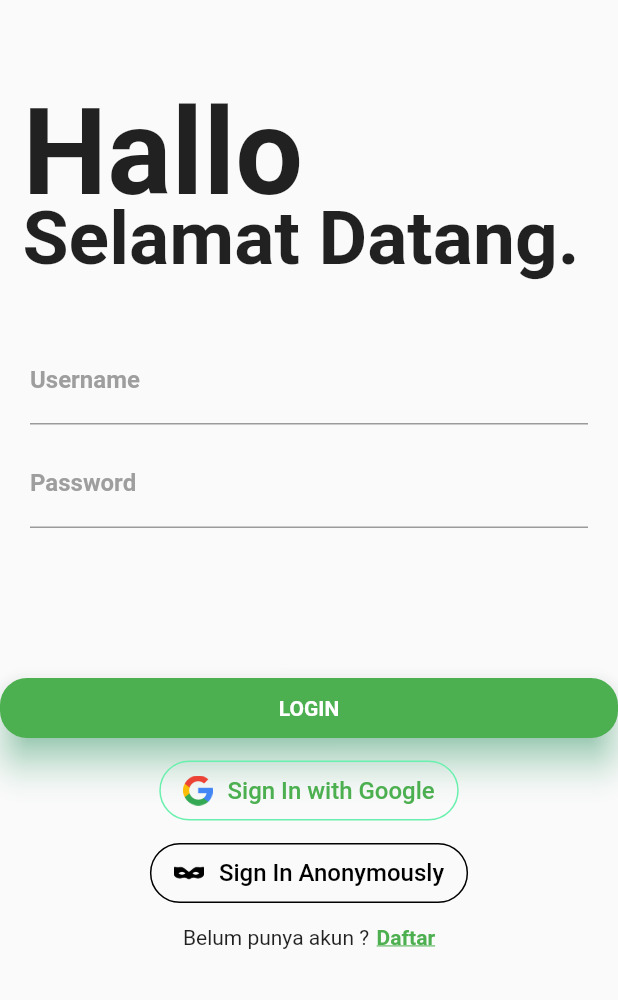
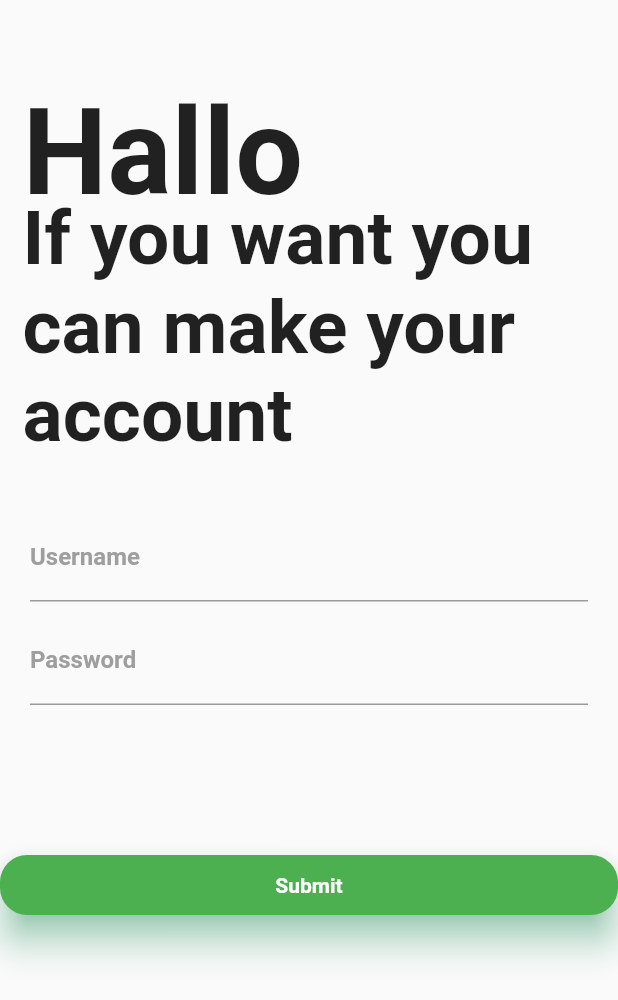
Before and after one commit to AgilRd/Praktik-MCC, a Flutter app: the screen it shows after launch, after a tap on "Daftar", on a phone screen of 412 x 824 dp. Shown: the top 1000 px of the screen. Run offline on Flutter 3.47's test engine with Material 2 defaults, Android fonts, the phone set to English and light mode, and no system bars; our stand-ins replace firebase_auth, firebase_database, flutter_spinkit, google_sign_in; accounts and stored records are empty; network calls fail; Roboto replaces fonts that are missing (Montserrat).

```diff
--- a/prak_mcca/lib/auth/auth.dart
+++ b/prak_mcca/lib/auth/auth.dart
@@ -25,7 +25,7 @@ Future<FirebaseUser> signInWithGoogle() async {
   return user;
 } //sign in with google
 
-Future signInAnon() async {
+Future<FirebaseUser> signInAnon() async {
   try {
     final AuthResult authResult = await _auth.signInAnonymously();
     final FirebaseUser user = authResult.user;
@@ -36,6 +36,12 @@ Future signInAnon() async {
   }
 } //sign in anonymously
 
-void signOutGoogle() async {
-  await googlesignin.signOut();
+
+//GET User Data
+Future getCurrnetUser() async {
+  return await _auth.currentUser();
 }
+
+ signOut() async {
+  return await _auth.signOut();
+}
--- a/prak_mcca/lib/database/database.dart
+++ b/prak_mcca/lib/database/database.dart
@@ -18,7 +18,7 @@ Future<List<Post>> getAllPosts() async {
   List<Post> posts = [];
   if (dataSnapshot.value != null) {
     dataSnapshot.value.forEach((key, value) {
-      Post post = createPost(value);
+      Post post = Post.createPost(value);
       post.setID(databaseReference.child('post/' + key));
       posts.add(post);
     });
--- a/prak_mcca/lib/homepage/post.dart
+++ b/prak_mcca/lib/homepage/post.dart
@@ -35,7 +35,7 @@ class Post {
     };
   }
 
-  Post createPost(record) {
+  static Post createPost(record) {
     Map<String, dynamic> attributes = {
       'author': '',
       'userLiked': [],
--- /dev/null
+++ b/prak_mcca/lib/login/Register_View.dart
@@ -0,0 +1,134 @@
+import 'package:firebase_auth/firebase_auth.dart';
+import 'package:flutter/material.dart';
+import 'package:prak_mcca/login/login2.dart';
+
+class RegisterPage extends StatefulWidget {
+  @override
+  _RegisterPageState createState() => _RegisterPageState();
+}
+
+class _RegisterPageState extends State<RegisterPage> {
+  final GlobalKey<FormState> _formKey = GlobalKey<FormState>();
+  final TextEditingController _emailController = TextEditingController();
+  final TextEditingController _passwordController = TextEditingController();
+
+  Future<FirebaseUser> _register() async {
+    final FirebaseAuth _auth = FirebaseAuth.instance;
+    final FirebaseUser user = (await _auth.signInWithEmailAndPassword(
+            email: _emailController.text, password: _passwordController.text))
+        .user;
+    return user;
+  }
+
+  void clickSubmit() {
+    _register();
+    Navigator.pushAndRemoveUntil(
+        context,
+        MaterialPageRoute(builder: (context) => LoginPage2()),
+        (route) => false);
+  }
+
+  Widget _formResgister() {
+    return Form(
+      key: _formKey,
+      child: Column(
+        crossAxisAlignment: CrossAxisAlignment.start,
+        children: <Widget>[
+          Container(
+            child: Stack(children: <Widget>[
+              Container(
+                padding: EdgeInsets.fromLTRB(15.0, 55.0, 0.0, 0.0),
+                child: Text(
+                  'Hallo',
+                  style: TextStyle(fontSize: 80.0, fontWeight: FontWeight.bold),
+                ),
+              ),
+              Container(
+                padding: EdgeInsets.fromLTRB(15.0, 130.0, 0.0, 0.0),
+                child: Text(
+                  'If you want you can make your account',
+                  style: TextStyle(fontSize: 50.0, fontWeight: FontWeight.bold),
+                ),
+              ),
+            ]),
+          ),
+          Container(
+            padding: EdgeInsets.only(top: 35.0, left: 20.0, right: 20.0),
+            child: Column(
+              children: <Widget>[
+                TextFormField(
+                  controller: _emailController,
+                  decoration: InputDecoration(
+                      labelText: 'Username',
+                      labelStyle: TextStyle(
+                          fontFamily: 'Montserrat',
+                          fontWeight: FontWeight.bold,
+                          color: Colors.grey),
+                      focusedBorder: UnderlineInputBorder(
+                          borderSide: BorderSide(color: Colors.green))),
+                  validator: (String value) {
+                    if (value.isEmpty) {
+                      return "Please enter your email";
+                    }
+                    return null;
+                  },
+                ),
+                SizedBox(height: 10.0),
+                TextFormField(
+                  controller: _passwordController,
+                  decoration: InputDecoration(
+                      labelText: 'Password',
+                      labelStyle: TextStyle(
+                          fontFamily: 'Montserrat',
+                          fontWeight: FontWeight.bold,
+                          color: Colors.grey),
+                      focusedBorder: UnderlineInputBorder(
+                          borderSide: BorderSide(color: Colors.green))),
+                  obscureText: true,
+                  validator: (String value) {
+                    if (value.isEmpty) {
+                      return "Please enter your password";
+                    }
+                    return null;
+                  },
+                )
+              ],
+            ),
+          ),
+          SizedBox(height: 100.0),
+          Container(
+            height: 40.0,
+            child: Material(
+              borderRadius: BorderRadius.circular(18.0),
+              shadowColor: Colors.greenAccent,
+              color: Colors.green,
+              elevation: 10.0,
+              child: GestureDetector(
+                onTap: () {
+                  clickSubmit();
+                },
+                child: Center(
+                  child: Text(
+                    'Submit',
+                    style: TextStyle(
+                        color: Colors.white,
+                        fontWeight: FontWeight.bold,
+                        fontFamily: 'Montserrat'),
+                  ),
+                ),
+              ),
+            ),
+          )
+        ],
+      ),
+    );
+  }
+
+  @override
+  Widget build(BuildContext context) {
+    return Scaffold(
+      resizeToAvoidBottomInset: false,
+      body: _formResgister(),
+    );
+  }
+}
--- a/prak_mcca/lib/login/login2.dart
+++ b/prak_mcca/lib/login/login2.dart
@@ -1,7 +1,9 @@
 import 'package:firebase_auth/firebase_auth.dart';
 import 'package:flutter/material.dart';
+import 'package:prak_mcca/homepage/bot_navigation.dart';
 import 'package:prak_mcca/homepage/homepage.dart';
 import 'package:prak_mcca/auth/auth.dart';
+import 'package:prak_mcca/login/Register_View.dart';
 
 class LoginPage2 extends StatefulWidget {
   @override
@@ -10,28 +12,37 @@ class LoginPage2 extends StatefulWidget {
 
 class _LoginPage2State extends State<LoginPage2> {
   FirebaseUser user;
+  final GlobalKey<FormState> _formKey = GlobalKey<FormState>();
+  final TextEditingController _emailController = TextEditingController();
+  final TextEditingController _passwordController = TextEditingController();
+
+  Future<FirebaseUser> _signInWithEmail() async {
+    final FirebaseAuth _auth = FirebaseAuth.instance;
+    final FirebaseUser user = (await _auth.signInWithEmailAndPassword(
+            email: _emailController.text, password: _passwordController.text))
+        .user;
+    return user;
+  }
 
   @override
   void initState() {
     super.initState();
-    signOutGoogle();
+    signOut();
   }
 
   void click() {
     signInWithGoogle().then((user) => {
+          this.user = user,
           Navigator.push(
-              context,
-              MaterialPageRoute(
-                  builder: (context) => MyHomePage(user)))
+              context, MaterialPageRoute(builder: (context) => navbar(user)))
         });
   }
 
   void anon() {
     signInAnon().then((user) => {
+          this.user = user,
           Navigator.push(
-              context,
-              MaterialPageRoute(
-                  builder: (context) => MyHomePage(user.displayName)))
+              context, MaterialPageRoute(builder: (context) => MyHomePage(user)))
         });
   }
 
@@ -87,11 +98,10 @@ class _LoginPage2State extends State<LoginPage2> {
         ));
   }
 
-  @override
-  Widget build(BuildContext context) {
-    return Scaffold(
-      resizeToAvoidBottomInset: false,
-      body: Column(
+  Widget _formLogIn() {
+    return Form(
+      key: _formKey,
+      child: Column(
         crossAxisAlignment: CrossAxisAlignment.start,
         children: <Widget>[
           Container(
@@ -116,7 +126,8 @@ class _LoginPage2State extends State<LoginPage2> {
             padding: EdgeInsets.only(top: 35.0, left: 20.0, right: 20.0),
             child: Column(
               children: <Widget>[
-                TextField(
+                TextFormField(
+                  controller: _emailController,
                   decoration: InputDecoration(
                       labelText: 'Username',
                       labelStyle: TextStyle(
@@ -125,9 +136,16 @@ class _LoginPage2State extends State<LoginPage2> {
                           color: Colors.grey),
                       focusedBorder: UnderlineInputBorder(
                           borderSide: BorderSide(color: Colors.green))),
+                  validator: (String value) {
+                    if (value.isEmpty) {
+                      return "Please enter your email";
+                    }
+                    return null;
+                  },
                 ),
                 SizedBox(height: 10.0),
-                TextField(
+                TextFormField(
+                  controller: _passwordController,
                   decoration: InputDecoration(
                       labelText: 'Password',
                       labelStyle: TextStyle(
@@ -137,6 +155,12 @@ class _LoginPage2State extends State<LoginPage2> {
                       focusedBorder: UnderlineInputBorder(
                           borderSide: BorderSide(color: Colors.green))),
                   obscureText: true,
+                  validator: (String value) {
+                    if (value.isEmpty) {
+                      return "Please enter your password";
+                    }
+                    return null;
+                  },
                 )
               ],
             ),
@@ -150,7 +174,9 @@ class _LoginPage2State extends State<LoginPage2> {
               color: Colors.green,
               elevation: 10.0,
               child: GestureDetector(
-                onTap: () {},
+                onTap: () {
+                  _signInWithEmail();
+                },
                 child: Center(
                   child: Text(
                     'LOGIN',
@@ -193,7 +219,10 @@ class _LoginPage2State extends State<LoginPage2> {
               ),
               SizedBox(width: 5.0),
               InkWell(
-                onTap: () {},
+                onTap: () {
+                  Navigator.push(context,
+                      MaterialPageRoute(builder: (context) => RegisterPage()));
+                },
                 child: Text(
                   'Daftar',
                   style: TextStyle(
@@ -209,4 +238,12 @@ class _LoginPage2State extends State<LoginPage2> {
       ),
     );
   }
+
+  @override
+  Widget build(BuildContext context) {
+    return Scaffold(
+      resizeToAvoidBottomInset: false,
+      body: _formLogIn(),
+    );
+  }
 }
--- a/prak_mcca/lib/main.dart
+++ b/prak_mcca/lib/main.dart
@@ -15,7 +15,7 @@ class MyApp extends StatelessWidget {
     return MaterialApp(
       title: 'ANONIMOUS?',
       theme: ThemeData(
-        primarySwatch: Colors.yellow,
+        primarySwatch: Colors.red,
       ),
       home: SplashScreen(),
     );
--- a/prak_mcca/lib/splasScreen2.dart
+++ b/prak_mcca/lib/splasScreen2.dart
@@ -16,8 +16,10 @@ class _SplashScreenState extends State<SplashScreen> {
 
     Timer(
         Duration(seconds: 5),
-        () => Navigator.push(
-            context, MaterialPageRoute(builder: (context) => LoginPage2())));
+        () => Navigator.pushAndRemoveUntil(
+            context,
+            MaterialPageRoute(builder: (context) => LoginPage2()),
+            (route) => false));
   }
 
   @override
--- a/prak_mcca/pubspec.yaml
+++ b/prak_mcca/pubspec.yaml
@@ -26,6 +26,7 @@ dependencies:
   firebase_auth: ^0.14.0+5
   google_sign_in: ^4.4.4
   firebase_database: 3.1.6
+  provider: ^4.1.2
 
   # The following adds the Cupertino Icons font to your application.
   # Use with the CupertinoIcons class for iOS style icons.
```
Also changed, not shown: prak_mcca/lib/homepage/bot_navigation.dart (added, +61 -0 lines), prak_mcca/lib/homepage/homepage.dart (+12 -5 lines), prak_mcca/lib/homepage/profile_view.dart (added, +92 -0 lines), prak_mcca/pubspec.lock.
